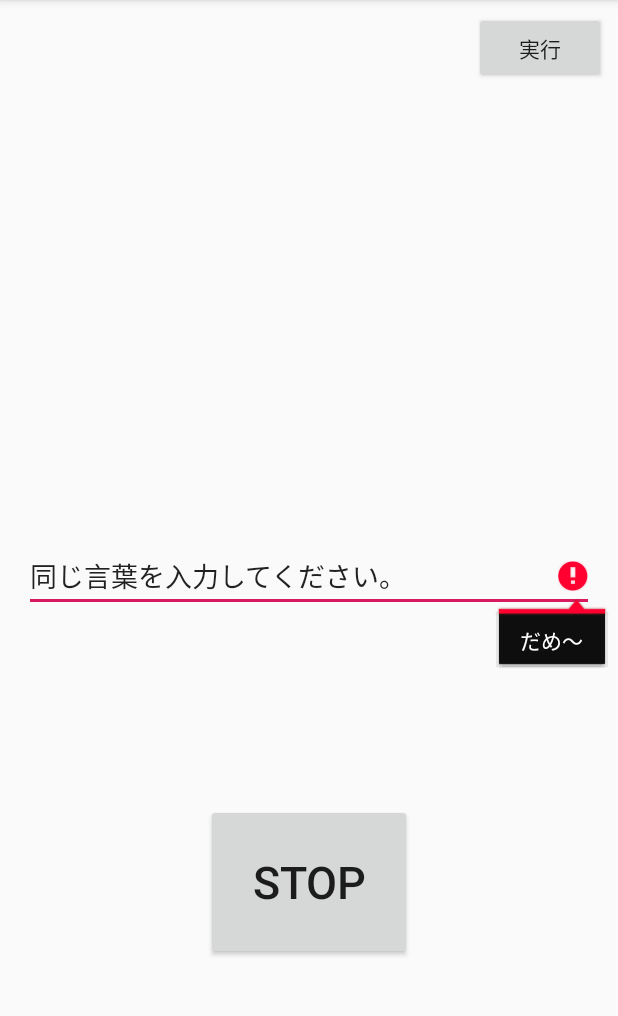
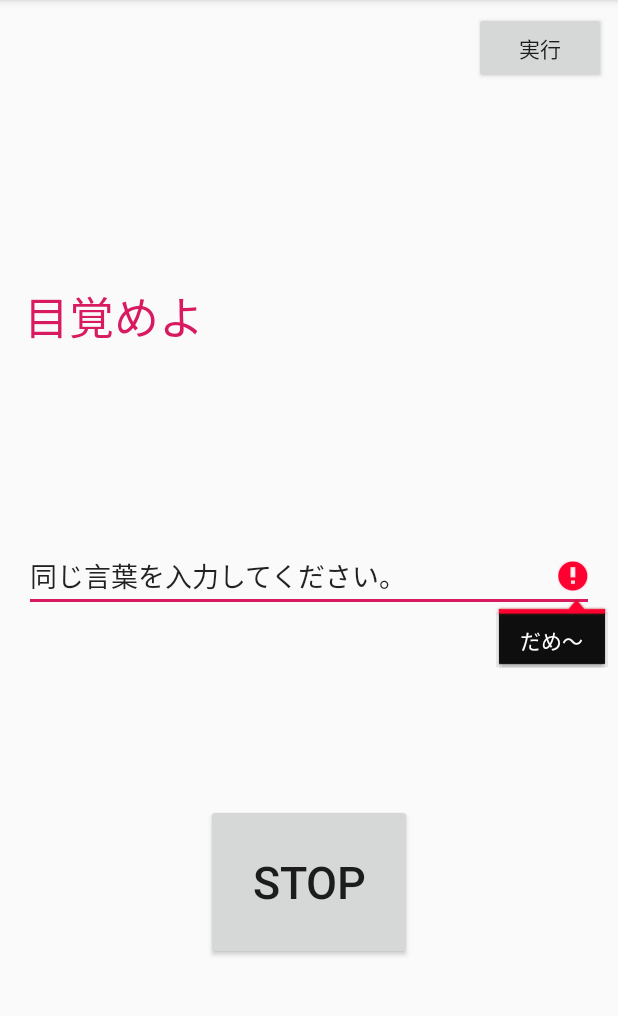
Before and after one commit to adachi-swivel/00_Intent_Action_01, an Android app: the screen it shows after launch (MainActivity), after a tap on "STOP", on a phone screen of 412 x 824 dp, the part 84-1100 px from its top. Run offline under Robolectric (Android 15) with nearby library versions, the light colour scheme and no system bars; pictures from the network do not load.

Commit message:
削除を修復

```diff
--- a/app/src/main/java/com/example/a00_intent_action_01/MainActivity.kt
+++ b/app/src/main/java/com/example/a00_intent_action_01/MainActivity.kt
@@ -84,6 +84,24 @@ class MainActivity : AppCompatActivity() {
         // 遅延 2000 2秒
         Handler().postDelayed(Runnable {
 
+            // bgmをならす
+
+            player = MediaPlayer.create(this,R.raw.bgm_beatalarm)
+            player.start();
+            player.isLooping =true
+
+            // ３種類のテキストをランダムに表示させる。
+            val t = Random.nextInt(3)
+
+            if (t == 0){
+                timerText.setText("今が起きる時")
+
+            }else if (t == 1){
+                timerText.setText("目覚めよ")
+            }else {
+                timerText.setText("おはよう")
+            }
+
 
 
         }, 2000)
@@ -156,7 +174,7 @@ class MainActivity : AppCompatActivity() {
 
         //外部に関数を持ってくる方法
         //button.setOnClickListener { onTapped() }
-
+/*
     fun onTapped() {
 
             //①画面遷移の登録
@@ -171,5 +189,5 @@ class MainActivity : AppCompatActivity() {
             startActivity(intent)
 
         }
-
+*/
 }
```
